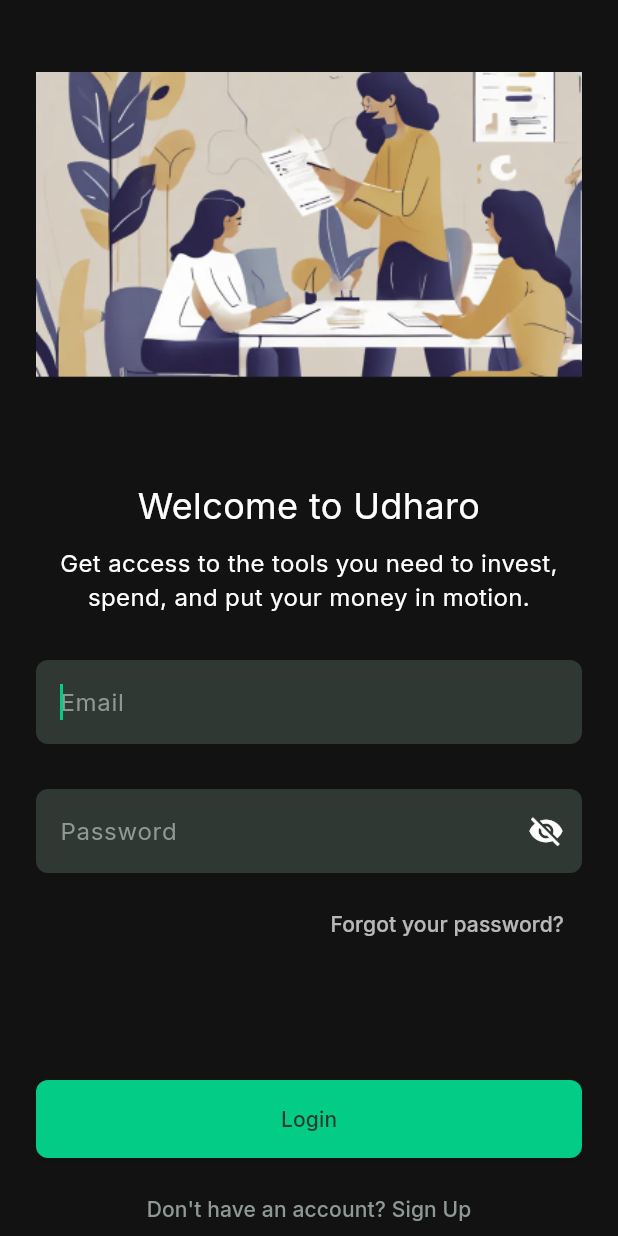
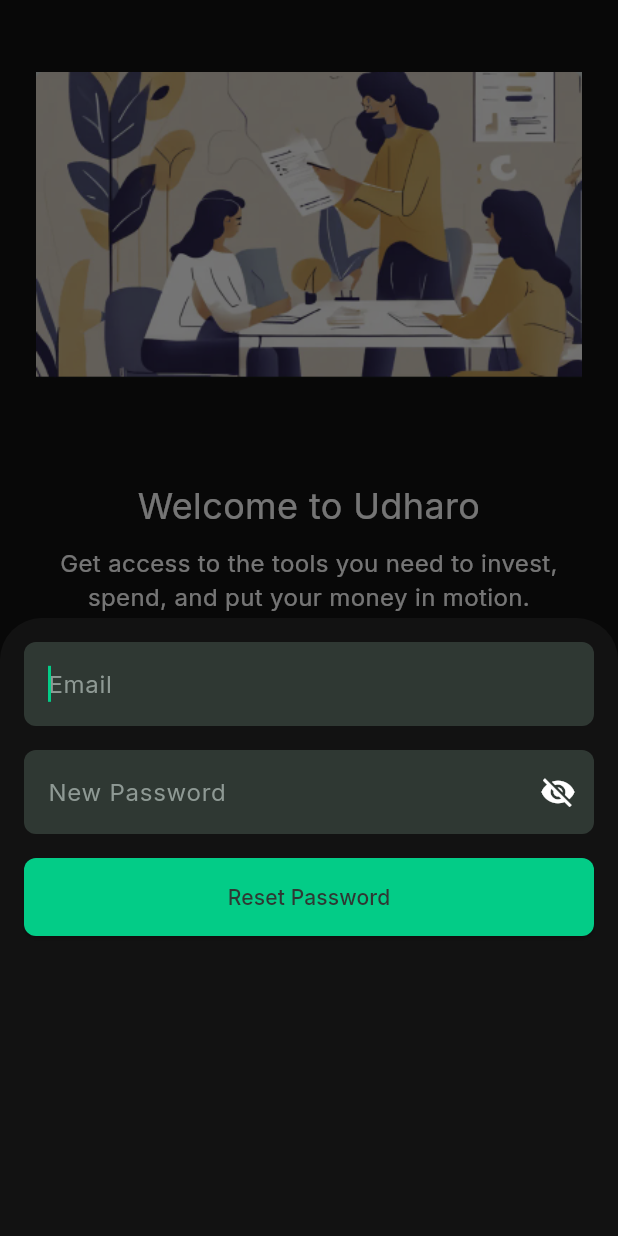
Before and after one commit to Mandeep-Thapa/Udharo, a Flutter app: the screen it shows after launch, after a tap on "Forgot your password?", on a phone screen of 412 x 824 dp. Run offline on Flutter 3.47's test engine with Material 3 defaults, Android fonts, the phone set to English and light mode, and no system bars; our stand-ins replace bloc, cached_network_image, dio, equatable, flutter_bloc, flutter_cache_manager and 3 more; missing offline and left inert: khalti_flutter.

Commit message:
forget password ui added

```diff
--- a/client/lib/view/screens/sign_in_screen.dart
+++ b/client/lib/view/screens/sign_in_screen.dart
@@ -19,18 +19,26 @@ class _SignInScreenState extends State<SignInScreen> {
   // text editing controllers
   late final TextEditingController _emailController;
   late final TextEditingController _passwordController;
+  late final TextEditingController _forgotEmailController;
+  late final TextEditingController _newPasswordController;
 
   @override
   void initState() {
     // initialize text editing controllers
     _emailController = TextEditingController();
     _passwordController = TextEditingController();
+    _forgotEmailController = TextEditingController();
+    _newPasswordController = TextEditingController();
 
     super.initState();
   }
 
   @override
   void dispose() {
+    _emailController.dispose();
+    _passwordController.dispose();
+    _forgotEmailController.dispose();
+    _newPasswordController.dispose();
     super.dispose();
   }
 
@@ -53,49 +61,38 @@ class _SignInScreenState extends State<SignInScreen> {
                   fit: BoxFit.contain,
                 ),
               ),
-              const SizedBox(
-                height: 20,
-              ),
+              const SizedBox(height: 20),
               const Text(
                 'Welcome to Udharo',
                 style: TextStyle(fontSize: 24),
                 textAlign: TextAlign.center,
               ),
-              const SizedBox(
-                height: 10,
-              ),
+              const SizedBox(height: 10),
               const Text(
                 'Get access to the tools you need to invest, spend, and put your money in motion.',
                 style: TextStyle(fontSize: 16),
                 textAlign: TextAlign.center,
               ),
-              const SizedBox(
-                height: 30,
+              const SizedBox(height: 30),
+              // email field
+              emailField(_emailController),
+              const SizedBox(height: 30),
+              passwordField(
+                'Password',
+                _passwordController,
               ),
-
-              // email field
-              emailField(),
-              const SizedBox(height: 30,),
-
-              passwordField(),
-              const SizedBox(
-                height: 10,
-              ),
+              const SizedBox(height: 10),
               Align(
                 alignment: Alignment.centerRight,
                 child: TextButton(
-                  onPressed: () {},
+                  onPressed: _showForgotPasswordBottomSheet,
                   child: const Text(
                     'Forgot your password?',
-                    style: TextStyle(
-                      color: Colors.white70,
-                    ),
+                    style: TextStyle(color: Colors.white70),
                   ),
                 ),
               ),
-              const SizedBox(
-                height: 80,
-              ),
+              const SizedBox(height: 80),
               // login button
               BlocConsumer<LoginBloc, LoginState>(
                 listener: (context, state) {
@@ -145,9 +142,7 @@ class _SignInScreenState extends State<SignInScreen> {
                   );
                 },
               ),
-              const SizedBox(
-                height: 10,
-              ),
+              const SizedBox(height: 10),
               // go to  sign up screen button
               TextButton(
                 onPressed: () {
@@ -158,9 +153,7 @@ class _SignInScreenState extends State<SignInScreen> {
                     ),
                   );
                 },
-                child: const Text(
-                  "Don't have an account? Sign Up",
-                ),
+                child: const Text("Don't have an account? Sign Up"),
               ),
             ],
           ),
@@ -169,10 +162,46 @@ class _SignInScreenState extends State<SignInScreen> {
     );
   }
 
+  // show forgot password bottom sheet
+  void _showForgotPasswordBottomSheet() {
+    showModalBottomSheet(
+      context: context,
+      isScrollControlled: true,
+      builder: (context) {
+        return FractionallySizedBox(
+          heightFactor: 0.5,
+          child: Padding(
+            padding: EdgeInsets.only(
+              bottom: MediaQuery.of(context).viewInsets.bottom,
+            ),
+            child: SingleChildScrollView(
+              padding: const EdgeInsets.all(16.0),
+              child: Column(
+                mainAxisSize: MainAxisSize.min,
+                children: [
+                  emailField(_forgotEmailController),
+                  const SizedBox(height: 16),
+                  passwordField('New Password', _newPasswordController),
+                  const SizedBox(height: 16),
+                  ElevatedButton(
+                    onPressed: () {
+                      // handle password reset logic
+                    },
+                    child: const Text('Reset Password'),
+                  ),
+                ],
+              ),
+            ),
+          ),
+        );
+      },
+    );
+  }
+
   // form fields
-  TextFormField emailField() {
+  TextFormField emailField(TextEditingController controller) {
     return TextFormField(
-      controller: _emailController,
+      controller: controller,
       enableSuggestions: false,
       autocorrect: false,
       autofocus: true,
@@ -189,21 +218,22 @@ class _SignInScreenState extends State<SignInScreen> {
     );
   }
 
-  TextFormField passwordField() {
+  TextFormField passwordField(
+    String hintText,
+    TextEditingController controller,
+  ) {
     return TextFormField(
-      controller: _passwordController,
+      controller: controller,
       obscureText: !_isPasswordVisible,
       enableSuggestions: false,
       autocorrect: false,
       decoration: InputDecoration(
-        hintText: 'Password',
+        hintText: hintText,
         suffixIcon: GestureDetector(
           onTap: () {
-            setState(
-              () {
-                _isPasswordVisible = !_isPasswordVisible;
-              },
-            );
+            setState(() {
+              _isPasswordVisible = !_isPasswordVisible;
+            });
           },
           child: Icon(
             _isPasswordVisible ? Icons.visibility : Icons.visibility_off,
@@ -212,7 +242,7 @@ class _SignInScreenState extends State<SignInScreen> {
       ),
       validator: (value) {
         if (value == null || value.isEmpty) {
-          return 'Please enter your email';
+          return 'Please enter your password';
         }
         return null;
       },
```
